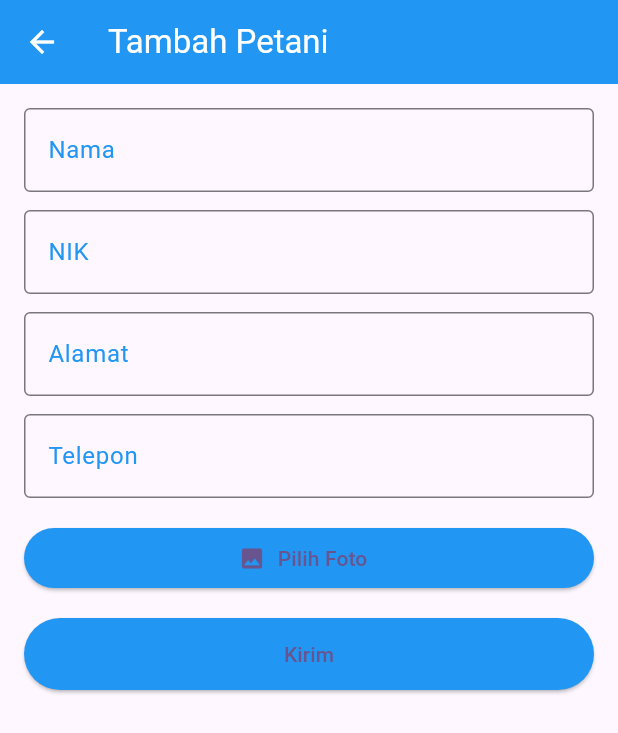
After one commit to trytusan/uts_pemobile, a Flutter app: the screen it shows after launch, after a tap on the "add" icon, on a phone screen of 412 x 824 dp. The commit adds this screen. Shown: the top 733 px of the screen. Run offline on Flutter 3.47's test engine with Material 3 defaults, Android fonts, the light colour scheme and no system bars; our stand-ins replace image_picker, infinite_scroll_pagination; network calls fail.

Commit message:
crud & pagination tugas

```diff
--- a/lib/main.dart
+++ b/lib/main.dart
@@ -1,5 +1,6 @@
 import 'package:flutter/material.dart';
 import 'package:uts_aplication/pages/dashboard.dart';
+import 'package:uts_aplication/ui/dashboard_petani.dart';
 
 void main() {
   runApp(const MyApp());
@@ -16,7 +17,7 @@ class MyApp extends StatelessWidget {
       theme: ThemeData(
         colorScheme: ColorScheme.fromSeed(seedColor: Colors.deepPurple),
       ),
-      home: DashboardPage(),
+      home: PagePetani(),
     );
   }
 }
--- /dev/null
+++ b/lib/models/petani_models.dart
@@ -0,0 +1,40 @@
+class Petani{
+  Petani({
+        required this.idPenjual,
+        required this.nama,
+        required this.nik,
+        required this.alamat,
+        required this.telp,
+        required this.foto,
+        required this.idKelompokTani,
+        required this.status,
+        required this.namaKelompok,
+        required this.createdAt,
+        required this.updatedAt,
+    });
+    String idPenjual;
+    String nama;
+    String nik;
+    String alamat;
+    String telp;
+    String foto;
+    String idKelompokTani;
+    String status;
+    String namaKelompok;
+    String createdAt;
+    String updatedAt;
+
+    factory Petani.fromJson(Map<String, dynamic> json) => Petani(
+        idPenjual: json["id_penjual"].toString(),
+        nama: (json["nama"]==null || json["nama"]=='')?'':json["nama"].toString(),
+        nik: (json["nik"]==null || json["nik"]=='')?'':json["nik"].toString(),
+        alamat: json["alamat"].toString(),
+        telp: json["telp"].toString(),
+        foto: json["foto"].toString(),
+        idKelompokTani: json["id_kelompok_tani"].toString(),
+        status: json["status"].toString(),
+        namaKelompok: json["nama_kelompok"].toString(),
+        createdAt: json["created_at"].toString(),
+        updatedAt: json["updated_at"].toString(),
+    );
+}
--- /dev/null
+++ b/lib/services/apipetani.dart
@@ -0,0 +1,76 @@
+import 'dart:convert';
+import 'package:uts_aplication/models/petani_models.dart';
+import 'package:http/http.dart' as http;
+
+class ApiStatic {
+  static final String host = 'https://dev.wefgis.com';
+  static String _token = "8|x6bKsHp9STb0uLJsM11GkWhZEYRWPbv0IqlXvFi7";
+  static Future<List<Petani>> getPetaniFilter(
+    int pageKey,
+    String _s,
+    String _selectedChoice, {
+    int pageSize = 10,
+  }) async {
+    try {
+      final uri = Uri.parse("$host/api/petani").replace(queryParameters: {
+        'page': pageKey.toString(),
+        'size': pageSize.toString(),
+        's': _s,
+        'publish': _selectedChoice,
+      });
+
+      final response = await http.get(
+        uri,
+        headers: {
+          'Authorization': 'Bearer $_token',
+          'Accept': 'application/json',
+        },
+      );
+
+      if (response.statusCode == 200) {
+        final Map<String, dynamic> json = jsonDecode(response.body);
+
+        // Pastikan key 'data' ada dan merupakan List
+        if (json.containsKey('data') && json['data'] is List) {
+          final List<dynamic> list = json['data'];
+          return list.map((item) => Petani.fromJson(item)).toList();
+        } else {
+          // Jika format tidak sesuai, kembalikan list kosong
+          return [];
+        }
+      } else {
+        print('Error: ${response.statusCode} ${response.reasonPhrase}');
+        return [];
+      }
+    } catch (e, stack) {
+      print('Exception in getPetaniFilter: $e');
+      print(stack);
+      return [];
+    }
+  }
+
+  /// Menghapus data Petani berdasarkan [id].
+  /// Kembalikan true jika berhasil, false jika gagal.
+  static Future<bool> deletePetani(String idPenjual) async {
+    try {
+      final uri = Uri.parse("$host/api/petani/$idPenjual");
+      final response = await http.delete(
+        uri,
+        headers: {
+          'Authorization': 'Bearer $_token',
+          'Accept': 'application/json',
+        },
+      );
+      if (response.statusCode == 200 || response.statusCode == 204) {
+        return true;
+      } else {
+        print('Gagal hapus data petani, status: ${response.statusCode}');
+        return false;
+      }
+    } catch (e, stack) {
+      print('Exception in deletePetani: $e');
+      print(stack);
+      return false;
+    }
+  }
+}
--- /dev/null
+++ b/lib/ui/dashboard_petani.dart
@@ -0,0 +1,221 @@
+import 'package:flutter/material.dart';
+import 'package:uts_aplication/models/petani_models.dart';
+import 'package:infinite_scroll_pagination/infinite_scroll_pagination.dart';
+import 'package:uts_aplication/services/apipetani.dart';
+import 'package:uts_aplication/ui/form_petani.dart';
+
+class PagePetani extends StatefulWidget {
+  const PagePetani({super.key});
+
+  @override
+  State<PagePetani> createState() => _PagePetaniState();
+}
+
+class _PagePetaniState extends State<PagePetani> {
+  static const _pageSize = 10;
+  final PagingController<int, Petani> _pagingController =
+      PagingController(firstPageKey: 1);
+
+  final TextEditingController _searchController = TextEditingController();
+
+  @override
+  void initState() {
+    super.initState();
+    _pagingController.addPageRequestListener((pageKey) {
+      _fetchPage(pageKey);
+    });
+  }
+
+  Future<void> _fetchPage(int pageKey) async {
+    try {
+      final newItems = await ApiStatic.getPetaniFilter(
+        pageKey,
+        _searchController.text.trim(),
+        '', // status dikosongkan
+        pageSize: _pageSize,
+      );
+
+      final isLastPage = newItems.length < _pageSize;
+      if (isLastPage) {
+        _pagingController.appendLastPage(newItems);
+      } else {
+        final nextPageKey = pageKey + 1;
+        _pagingController.appendPage(newItems, nextPageKey);
+      }
+    } catch (error) {
+      _pagingController.error = error;
+    }
+  }
+
+  Future<void> _deletePetani(String idPenjual) async {
+    final result = await ApiStatic.deletePetani(idPenjual);
+    if (!mounted) return;
+
+    ScaffoldMessenger.of(context).showSnackBar(
+      SnackBar(
+        content: Text(result
+            ? 'Data berhasil dihapus'
+            : 'Gagal menghapus data'),
+        backgroundColor: result ? Colors.green : Colors.red,
+      ),
+    );
+
+    if (result) _pagingController.refresh();
+  }
+
+  Widget _buildPetaniItem(Petani petani) {
+    return Card(
+      color: Colors.blue.shade50,
+      margin: const EdgeInsets.symmetric(horizontal: 10, vertical: 6),
+      elevation: 3,
+      child: ListTile(
+        leading: ClipOval(
+          child: petani.foto.isNotEmpty
+              ? Image.network(
+                  petani.foto,
+                  width: 60,
+                  height: 60,
+                  fit: BoxFit.cover,
+                  errorBuilder: (context, error, stackTrace) =>
+                      const Icon(Icons.person, color: Colors.blue, size: 60),
+                )
+              : const Icon(Icons.person, size: 60, color: Colors.blue),
+        ),
+        title: Text(
+          petani.nama.isNotEmpty ? petani.nama : 'Nama tidak tersedia',
+          style: const TextStyle(fontWeight: FontWeight.bold),
+        ),
+        subtitle: Column(
+          crossAxisAlignment: CrossAxisAlignment.start,
+          children: [
+            Text('NIK: ${petani.nik.isNotEmpty ? petani.nik : "-"}'),
+            Text('Alamat: ${petani.alamat.isNotEmpty ? petani.alamat : "-"}'),
+          ],
+        ),
+        trailing: PopupMenuButton<String>(
+          icon: const Icon(Icons.more_vert, color: Colors.blue),
+          onSelected: (value) {
+            if (value == 'edit') {
+              Navigator.push(
+                context,
+                MaterialPageRoute(
+                  builder: (context) => PetaniForm(petani: petani),
+                ),
+              ).then((_) => _pagingController.refresh());
+            } else if (value == 'delete') {
+              showDialog(
+                context: context,
+                builder: (context) => AlertDialog(
+                  title: const Text("Konfirmasi"),
+                  content: const Text("Yakin ingin menghapus data ini?"),
+                  actions: [
+                    TextButton(
+                      onPressed: () => Navigator.pop(context),
+                      child: const Text("Batal"),
+                    ),
+                    TextButton(
+                      onPressed: () {
+                        Navigator.pop(context);
+                        _deletePetani(petani.idPenjual.toString());
+                      },
+                      child: const Text("Hapus", style: TextStyle(color: Colors.red)),
+                    ),
+                  ],
+                ),
+              );
+            }
+          },
+          itemBuilder: (context) => const [
+            PopupMenuItem(value: 'edit', child: Text('Edit')),
+            PopupMenuItem(value: 'delete', child: Text('Hapus')),
+          ],
+        ),
+      ),
+    );
+  }
+
+  Widget _buildFilterBar() {
+    return Padding(
+      padding: const EdgeInsets.all(8),
+      child: Row(
+        children: [
+          Expanded(
+            child: TextField(
+              controller: _searchController,
+              decoration: const InputDecoration(
+                labelText: 'Cari Nama',
+                border: OutlineInputBorder(),
+                prefixIcon: Icon(Icons.search, color: Colors.blue),
+              ),
+              onSubmitted: (_) => _pagingController.refresh(),
+            ),
+          ),
+          const SizedBox(width: 8),
+          ElevatedButton.icon(
+            onPressed: () => _pagingController.refresh(),
+            icon: const Icon(Icons.refresh, color: Colors.white),
+            label: const Text('Filter'),
+            style: ElevatedButton.styleFrom(
+              backgroundColor: Colors.blue,
+              padding: const EdgeInsets.symmetric(horizontal: 16, vertical: 12),
+            ),
+          ),
+        ],
+      ),
+    );
+  }
+
+  @override
+  void dispose() {
+    _pagingController.dispose();
+    _searchController.dispose();
+    super.dispose();
+  }
+
+  @override
+  Widget build(BuildContext context) {
+    return Scaffold(
+      appBar: AppBar(
+        title: const Text('Daftar Petani'),
+        backgroundColor: Colors.blue,
+        foregroundColor: Colors.white,
+      ),
+      body: Column(
+        children: [
+          _buildFilterBar(),
+          Expanded(
+            child: RefreshIndicator(
+              onRefresh: () => Future.sync(() => _pagingController.refresh()),
+              color: Colors.blue,
+              child: PagedListView<int, Petani>(
+                pagingController: _pagingController,
+                builderDelegate: PagedChildBuilderDelegate<Petani>(
+                  itemBuilder: (context, petani, index) => _buildPetaniItem(petani),
+                  firstPageProgressIndicatorBuilder: (_) =>
+                      const Center(child: CircularProgressIndicator()),
+                  newPageProgressIndicatorBuilder: (_) =>
+                      const Center(child: CircularProgressIndicator()),
+                  firstPageErrorIndicatorBuilder: (_) =>
+                      const Center(child: Text('Gagal memuat data')),
+                  noItemsFoundIndicatorBuilder: (_) =>
+                      const Center(child: Text('Tidak ada data petani')),
+                ),
+              ),
+            ),
+          ),
+        ],
+      ),
+      floatingActionButton: FloatingActionButton(
+        onPressed: () {
+          Navigator.push(
+            context,
+            MaterialPageRoute(builder: (context) => const PetaniForm()),
+          ).then((_) => _pagingController.refresh());
+        },
+        child: const Icon(Icons.add),
+        tooltip: 'Tambah Petani',
+        backgroundColor: Colors.blue,
+      ),
+    );
+  }
+}
--- /dev/null
+++ b/lib/ui/form_petani.dart
@@ -0,0 +1,221 @@
+import 'dart:io';
+import 'package:flutter/material.dart';
+import 'package:http/http.dart' as http;
+import 'package:image_picker/image_picker.dart';
+import 'package:path/path.dart';
+import 'package:uts_aplication/models/petani_models.dart';
+
+class PetaniForm extends StatefulWidget {
+  final Petani? petani;
+
+  const PetaniForm({Key? key, this.petani}) : super(key: key);
+
+  @override
+  _PetaniFormState createState() => _PetaniFormState();
+}
+
+class _PetaniFormState extends State<PetaniForm> {
+  final _formKey = GlobalKey<FormState>();
+  final TextEditingController namaController = TextEditingController();
+  final TextEditingController nikController = TextEditingController();
+  final TextEditingController alamatController = TextEditingController();
+  final TextEditingController telpController = TextEditingController();
+
+  File? _image;
+  final ImagePicker _picker = ImagePicker();
+
+  @override
+  void initState() {
+    super.initState();
+    if (widget.petani != null) {
+      namaController.text = widget.petani!.nama;
+      nikController.text = widget.petani!.nik;
+      alamatController.text = widget.petani!.alamat;
+      telpController.text = widget.petani!.telp;
+    }
+  }
+
+  Future<void> _pickImage() async {
+    try {
+      final XFile? picked = await _picker.pickImage(source: ImageSource.gallery);
+      if (picked != null) {
+        setState(() {
+          _image = File(picked.path);
+        });
+      }
+    } catch (e, stack) {
+      print('Error picking image: $e');
+      print(stack);
+    }
+  }
+
+  Future<void> _submitForm(BuildContext context) async {
+    if (!_formKey.currentState!.validate()) return;
+
+    final isEdit = widget.petani != null;
+    final uri = isEdit
+        ? Uri.parse("https://dev.wefgis.com/api/petani/${widget.petani!.idPenjual}")
+        : Uri.parse("https://dev.wefgis.com/api/petani");
+
+    try {
+      var request = http.MultipartRequest("POST", uri);
+      request.headers['Authorization'] = "Bearer 8|x6bKsHp9STb0uLJsM11GkWhZEYRWPbv0IqlXvFi7";
+
+      if (isEdit) {
+        request.fields['_method'] = 'PUT';
+      }
+
+      request.fields['id_penjual'] = "127";
+      request.fields['id_kelompok_tani'] = "4";
+      request.fields['nama'] = namaController.text;
+      request.fields['nik'] = nikController.text;
+      request.fields['alamat'] = alamatController.text;
+      request.fields['telp'] = telpController.text;
+      request.fields['status'] = "Y";
+
+      if (_image != null) {
+        var stream = http.ByteStream(_image!.openRead());
+        var length = await _image!.length();
+        var multipartFile = http.MultipartFile(
+          'foto',
+          stream,
+          length,
+          filename: basename(_image!.path),
+        );
+        request.files.add(multipartFile);
+      }
+
+      var response = await request.send();
+      var responseBody = await response.stream.bytesToString();
+
+      if (!mounted) return;
+
+      if (response.statusCode == 201 || response.statusCode == 200) {
+        ScaffoldMessenger.of(context).showSnackBar(
+          SnackBar(content: Text(isEdit ? "Data berhasil diperbarui" : "Data berhasil ditambahkan")),
+        );
+        Navigator.pop(context);
+      } else {
+        ScaffoldMessenger.of(context).showSnackBar(
+          SnackBar(content: Text("Gagal mengirim data: ${response.statusCode}")),
+        );
+        print(responseBody);
+      }
+    } catch (e, stack) {
+      print('Exception saat submit form: $e');
+      print(stack);
+      if (mounted) {
+        ScaffoldMessenger.of(context).showSnackBar(
+          SnackBar(content: Text('Terjadi kesalahan: $e')),
+        );
+      }
+    }
+  }
+
+  @override
+  void dispose() {
+    namaController.dispose();
+    nikController.dispose();
+    alamatController.dispose();
+    telpController.dispose();
+    super.dispose();
+  }
+
+  @override
+  Widget build(BuildContext context) {
+    final isEdit = widget.petani != null;
+
+    return Scaffold(
+      appBar: AppBar(
+        title: Text(isEdit ? 'Edit Petani' : 'Tambah Petani'),
+        backgroundColor: Colors.blue,
+        foregroundColor: Colors.white,
+      ),
+      body: Padding(
+        padding: const EdgeInsets.all(16.0),
+        child: Form(
+          key: _formKey,
+          child: ListView(
+            children: [
+              TextFormField(
+                controller: namaController,
+                decoration: const InputDecoration(
+                  labelText: "Nama",
+                  border: OutlineInputBorder(),
+                  focusedBorder: OutlineInputBorder(
+                    borderSide: BorderSide(color: Colors.blue),
+                  ),
+                  labelStyle: TextStyle(color: Colors.blue),
+                ),
+                validator: (value) => value!.isEmpty ? 'Wajib diisi' : null,
+              ),
+              const SizedBox(height: 12),
+              TextFormField(
+                controller: nikController,
+                decoration: const InputDecoration(
+                  labelText: "NIK",
+                  border: OutlineInputBorder(),
+                  focusedBorder: OutlineInputBorder(
+                    borderSide: BorderSide(color: Colors.blue),
+                  ),
+                  labelStyle: TextStyle(color: Colors.blue),
+                ),
+                validator: (value) => value!.isEmpty ? 'Wajib diisi' : null,
+              ),
+              const SizedBox(height: 12),
+              TextFormField(
+                controller: alamatController,
+                decoration: const InputDecoration(
+                  labelText: "Alamat",
+                  border: OutlineInputBorder(),
+                  focusedBorder: OutlineInputBorder(
+                    borderSide: BorderSide(color: Colors.blue),
+                  ),
+                  labelStyle: TextStyle(color: Colors.blue),
+                ),
+              ),
+              const SizedBox(height: 12),
+              TextFormField(
+                controller: telpController,
+                decoration: const InputDecoration(
+                  labelText: "Telepon",
+                  border: OutlineInputBorder(),
+                  focusedBorder: OutlineInputBorder(
+                    borderSide: BorderSide(color: Colors.blue),
+                  ),
+                  labelStyle: TextStyle(color: Colors.blue),
+                ),
+              ),
+              const SizedBox(height: 16),
+              ElevatedButton.icon(
+                onPressed: _pickImage,
+                icon: const Icon(Icons.image),
+                label: const Text("Pilih Foto"),
+                style: ElevatedButton.styleFrom(
+                  backgroundColor: Colors.blue,
+                ),
+              ),
+              if (_image != null)
+                Padding(
+                  padding: const EdgeInsets.only(top: 8.0),
+                  child: ClipRRect(
+                    borderRadius: BorderRadius.circular(8),
+                    child: Image.file(_image!, height: 150),
+                  ),
+                ),
+              const SizedBox(height: 16),
+              ElevatedButton(
+                onPressed: () => _submitForm(context),
+                child: Text(isEdit ? "Update" : "Kirim"),
+                style: ElevatedButton.styleFrom(
+                  backgroundColor: Colors.blue,
+                  padding: const EdgeInsets.symmetric(vertical: 14),
+                ),
+              ),
+            ],
+          ),
+        ),
+      ),
+    );
+  }
+}
--- a/pubspec.yaml
+++ b/pubspec.yaml
@@ -36,7 +36,7 @@ dependencies:
   cupertino_icons: ^1.0.8
   http: ^1.3.0
   image_picker: ^1.1.2
-  infinite_scroll_pagination: ^5.0.0
+  infinite_scroll_pagination: ^4.0.0
 
 dev_dependencies:
   flutter_test:
```
Also changed, not shown: pubspec.lock.
